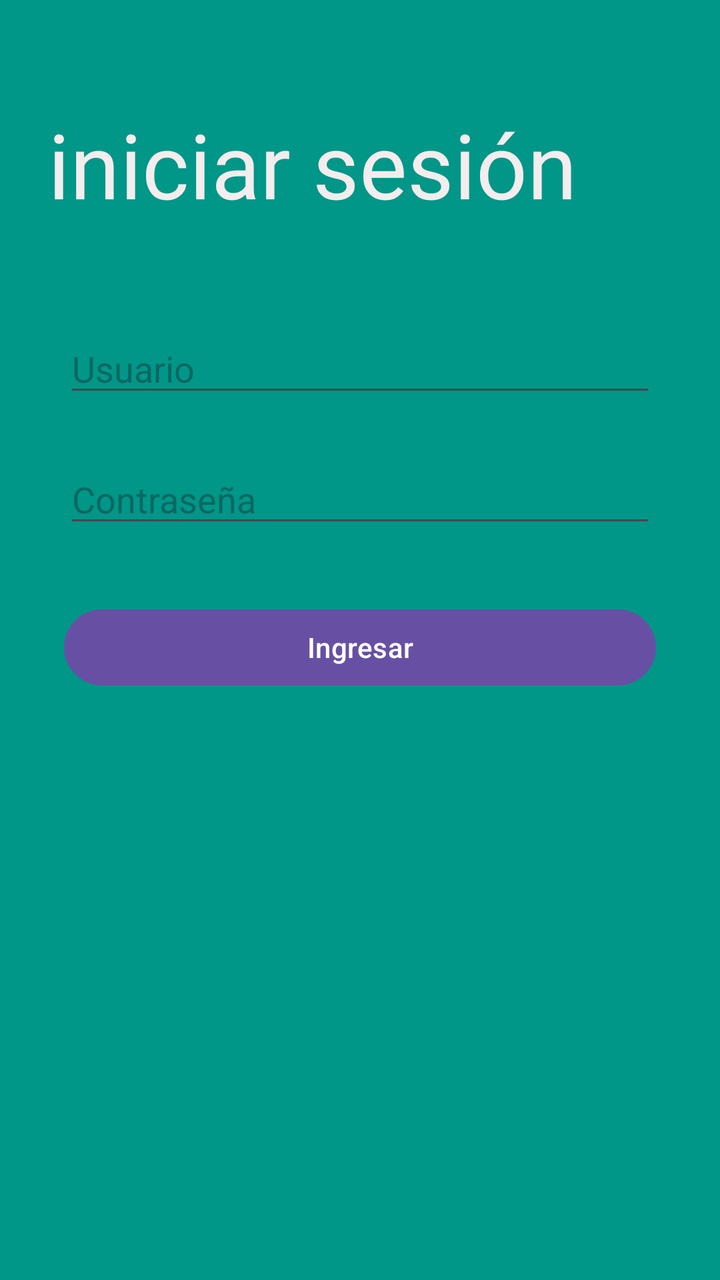
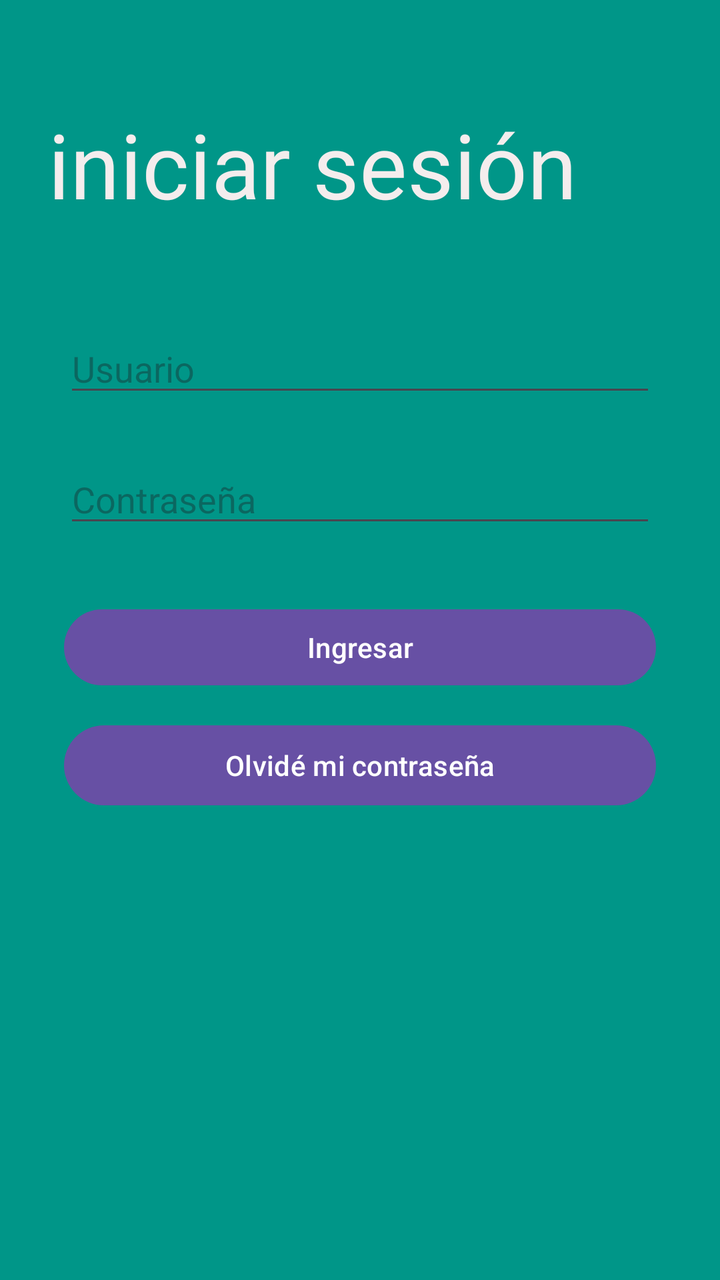

Screens rendered from an Android XML layout before and after an edit, with the pre-edit source and the edit as a unified diff.
<!-- AndroidManifest.xml: application theme Theme.ArduinoApp -->
<!-- res/layout/activity_main_iniciar.xml -->
<?xml version="1.0" encoding="utf-8"?>
<androidx.constraintlayout.widget.ConstraintLayout xmlns:android="http://schemas.android.com/apk/res/android"
    xmlns:app="http://schemas.android.com/apk/res-auto"
    xmlns:tools="http://schemas.android.com/tools"
    android:id="@+id/main"
    android:layout_width="match_parent"
    android:layout_height="match_parent"
    android:background="#009688"
    tools:context=".MainActivity">

    <EditText
        android:id="@+id/ptIngresoContraseña"
        android:layout_width="0dp"
        android:layout_height="wrap_content"
        android:ems="10"
        android:hint="Contraseña"
        android:inputType="textPassword"
        app:layout_constraintEnd_toEndOf="parent"
        app:layout_constraintStart_toStartOf="parent"
        app:layout_constraintTop_toBottomOf="@id/ptIngresoUsuario"
        android:layout_marginStart="32dp"
        android:layout_marginTop="24dp"
        android:layout_marginEnd="32dp" />

    <TextView
        android:id="@+id/Titulo_principal"
        android:layout_width="0dp"
        android:layout_height="86dp"
        android:layout_marginTop="52dp"
        android:layout_marginStart="24dp"
        android:layout_marginEnd="24dp"
        android:fontFamily="@font/comfortaa"
        android:text="iniciar sesión"
        android:textColor="#F4EDED"
        android:textSize="45sp"
        app:layout_constraintEnd_toEndOf="parent"
        app:layout_constraintStart_toStartOf="parent"
        app:layout_constraintTop_toTopOf="parent"
        />

    <Button
        android:id="@+id/btniniciarsesion"
        android:layout_width="0dp"
        android:layout_height="46dp"
        android:layout_marginStart="32dp"
        android:layout_marginTop="32dp"
        android:layout_marginEnd="32dp"
        android:text="Ingresar"
        app:layout_constraintEnd_toEndOf="parent"
        app:layout_constraintStart_toStartOf="parent"
        app:layout_constraintTop_toBottomOf="@id/ptIngresoContraseña" />

    <EditText
        android:id="@+id/ptIngresoUsuario"
        android:layout_width="0dp"
        android:layout_height="wrap_content"
        android:ems="10"
        android:hint="Usuario"
        android:inputType="text"
        app:layout_constraintEnd_toEndOf="parent"
        app:layout_constraintStart_toStartOf="parent"
        app:layout_constraintTop_toBottomOf="@id/Titulo_principal"
        android:layout_marginStart="32dp"
        android:layout_marginTop="24dp"
        android:layout_marginEnd="32dp" />

</androidx.constraintlayout.widget.ConstraintLayout>
<!-- resources referenced by this layout -->
<resources>
  <style name="Theme.ArduinoApp" parent="Base.Theme.ArduinoApp" />
  <style name="Base.Theme.ArduinoApp" parent="Theme.Material3.DayNight.NoActionBar">
          
          
      </style>
</resources>

<!-- the commit's change to res/layout/activity_main_iniciar.xml (unified diff, before → after) -->
@@ -50,6 +50,18 @@
         app:layout_constraintStart_toStartOf="parent"
         app:layout_constraintTop_toBottomOf="@id/ptIngresoContraseña" />
 
+    <Button
+        android:id="@+id/btnCambiarContrasena"
+        android:layout_width="0dp"
+        android:layout_height="wrap_content"
+        android:layout_marginStart="32dp"
+        android:layout_marginTop="12dp"
+        android:layout_marginEnd="32dp"
+        android:text="Olvidé mi contraseña"
+        app:layout_constraintEnd_toEndOf="parent"
+        app:layout_constraintStart_toStartOf="parent"
+        app:layout_constraintTop_toBottomOf="@id/btniniciarsesion" />
+
     <EditText
         android:id="@+id/ptIngresoUsuario"
         android:layout_width="0dp"
